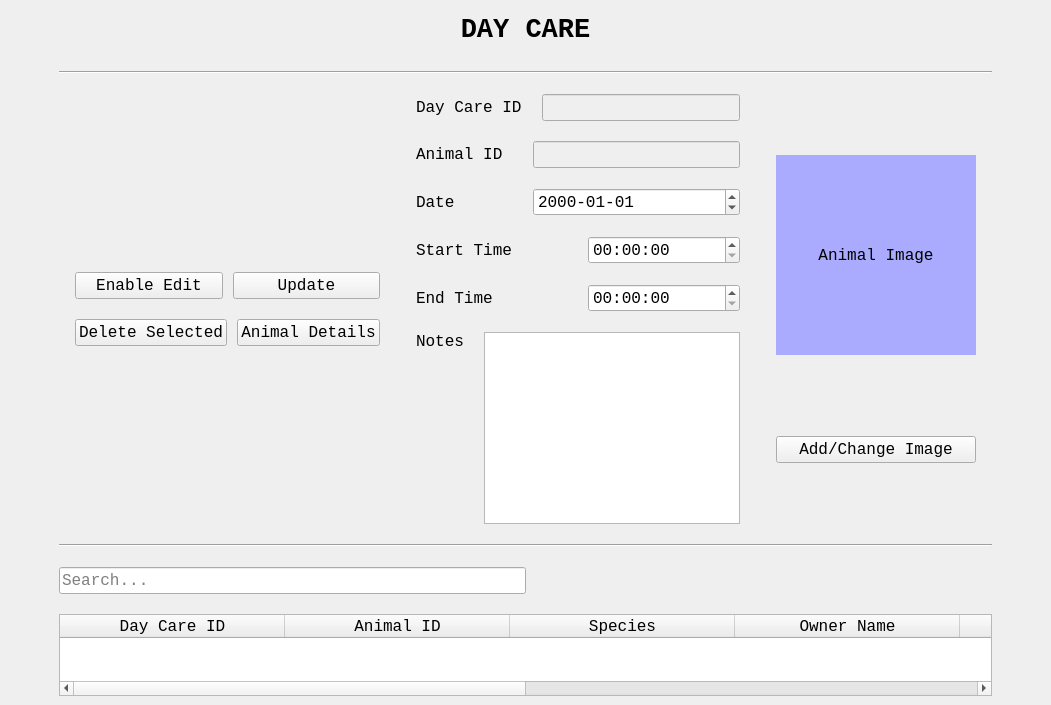
Before: the Qt Designer form DayCareUI.ui in ASNaeem/Simple-VCMS, drawn with Qt 5.
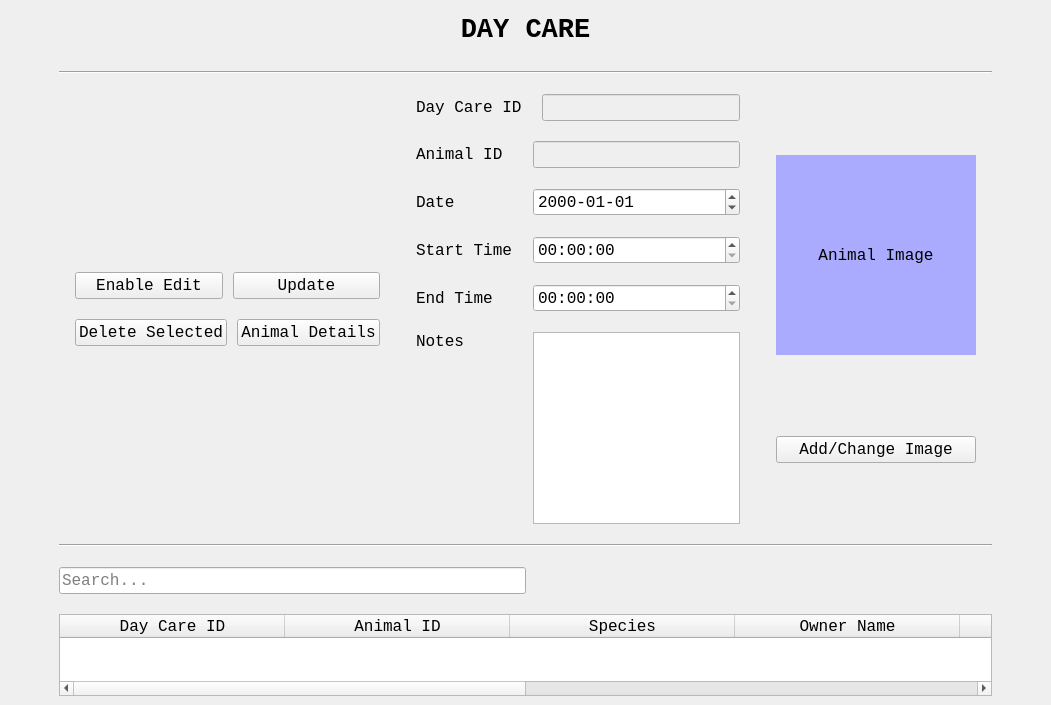
After: the same form once the commit is applied.

Patch:
```diff
--- a/DayCareUI.ui
+++ b/DayCareUI.ui
@@ -308,7 +308,7 @@
            </layout>
           </item>
           <item>
-           <layout class="QHBoxLayout" name="horizontalLayout_8">
+           <layout class="QHBoxLayout" name="horizontalLayout_8" stretch="7,15">
             <item>
              <widget class="QLabel" name="label_5">
               <property name="font">
@@ -330,12 +330,15 @@
                 <pointsize>12</pointsize>
                </font>
               </property>
+              <property name="displayFormat">
+               <string>hh:mm:ss</string>
+              </property>
              </widget>
             </item>
            </layout>
           </item>
           <item>
-           <layout class="QHBoxLayout" name="horizontalLayout_11">
+           <layout class="QHBoxLayout" name="horizontalLayout_11" stretch="7,15">
             <item>
              <widget class="QLabel" name="label_6">
               <property name="font">
@@ -357,12 +360,15 @@
                 <pointsize>12</pointsize>
                </font>
               </property>
+              <property name="displayFormat">
+               <string>hh:mm:ss</string>
+              </property>
              </widget>
             </item>
            </layout>
           </item>
           <item>
-           <layout class="QHBoxLayout" name="horizontalLayout_12">
+           <layout class="QHBoxLayout" name="horizontalLayout_12" stretch="7,15">
             <item>
              <widget class="QLabel" name="label_9">
               <property name="font">
```
Left out of the diff: 3 changed lines with no effect on the pictures.
